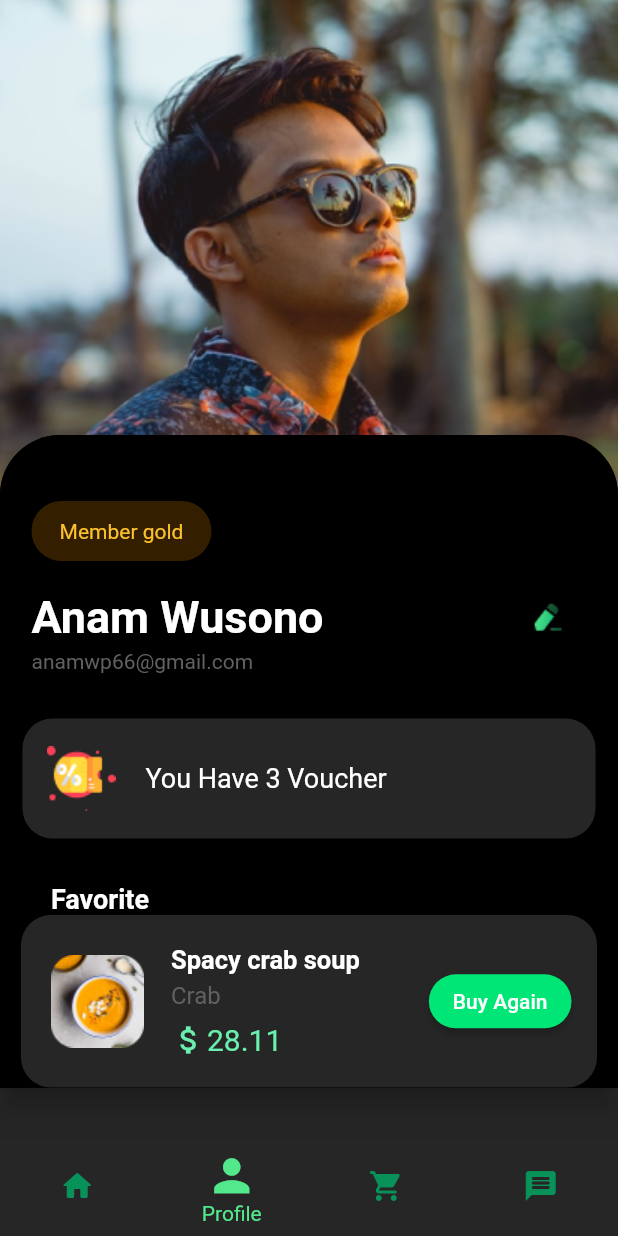
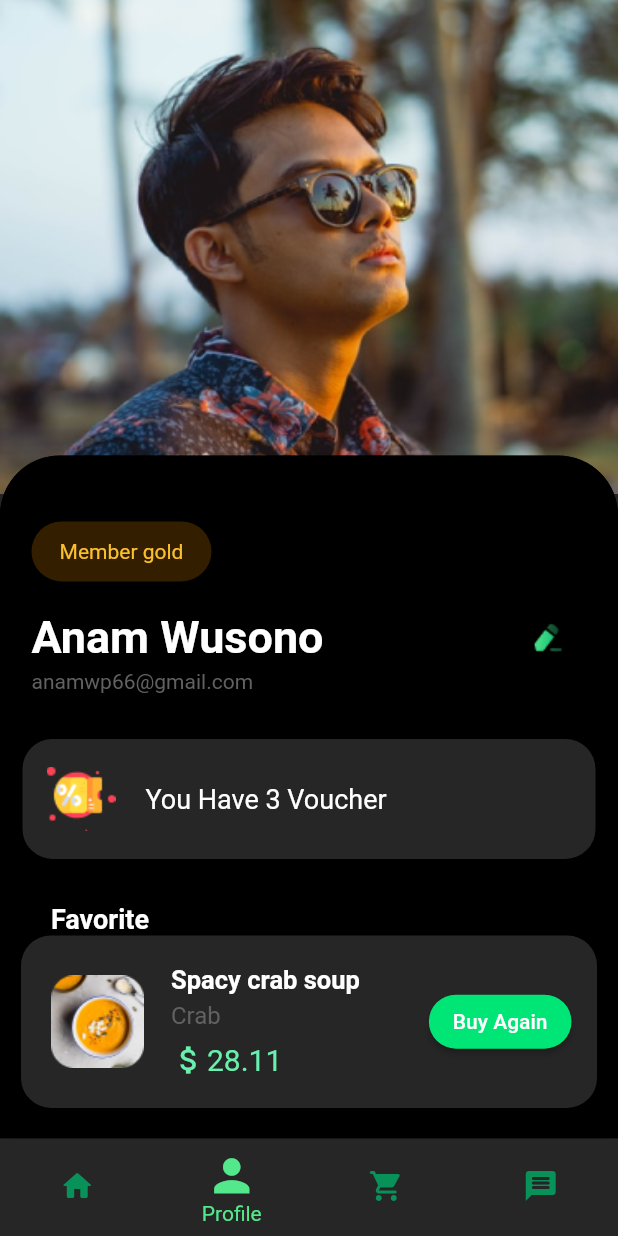
Before and after one commit to GlebBrodskiy/DeliveryApp, a Flutter app: the screen it shows after launch, item 2 of the bottom bar chosen, on a phone screen of 412 x 824 dp. Run offline on Flutter 3.47's test engine with Material 2 defaults, Android fonts, the phone set to English and light mode, and no system bars; drawn by our look-alikes of sliding_sheet.

Commit message:
Final update

```diff
--- a/lib/screens/Cart.dart
+++ b/lib/screens/Cart.dart
@@ -57,7 +57,6 @@ class _CartState extends State<Cart> {
                       child: SizedBox(
                         height: 110,
                         width: MediaQuery.of(context).size.width,
-                        child: Expanded(
                         child: Card(
                           color: Colors.white.withOpacity(0.150),
                           shape: RoundedRectangleBorder(
@@ -208,7 +207,6 @@ class _CartState extends State<Cart> {
                           ),
                         ),
                       ),
-                      ),
                     );
                   }),
             ),
--- a/lib/screens/Chat.dart
+++ b/lib/screens/Chat.dart
@@ -2,6 +2,7 @@
 import 'package:flutter/material.dart';
 
 class Chat extends StatelessWidget {
+  final int testing = 2;
   const Chat({Key? key}) : super(key: key);
 
   @override
@@ -32,7 +33,7 @@ class Chat extends StatelessWidget {
                 _buildChat('Valya Grusheva', 'DataBase was reloaded!',context),
                 _buildChat('Artem Lebedev', 'New design is ready',context),
                 _buildChat('Антонина Собачкина', 'Забери зарплату',context),
-                _buildChat('Лариса Крысина', 'У тебя завтра митинг?',context),
+                _buildChat('Лариса Крысина', 'У тебя завтра митинг? ',context),
 
               ],
             ),
--- a/lib/screens/Profile.dart
+++ b/lib/screens/Profile.dart
@@ -24,13 +24,13 @@ class _ProfileState extends State<Profile> {
 
   String? profileName;
 
-  void _rename(value) {
-    setState(() {
-      profileName = value;
-      print(profileName);
-      print(value);
-    });
-  }
+  // void _rename(value) {
+  //   setState(() {
+  //     profileName = value;
+  //     print(profileName);
+  //     print(value);
+  //   });
+  // }
 
   @override
   Widget build(BuildContext context) {
@@ -38,12 +38,10 @@ class _ProfileState extends State<Profile> {
       backgroundColor: Colors.white.withOpacity(0.150),
       body: Column(
         children: [
-          Stack(children: [
-            _buildProfileImage(),
-            Container(
-              width: MediaQuery.of(context).size.width,
-              height: MediaQuery.of(context).size.height * 0.88,
-              child: SlidingSheet(
+          Expanded(
+            child: Stack(children: [
+              _buildProfileImage(),
+              SlidingSheet(
                 color: Colors.black,
                 backdropColor: Colors.transparent,
                 elevation: 8,
@@ -51,7 +49,7 @@ class _ProfileState extends State<Profile> {
                 snapSpec: const SnapSpec(
                   snap: true,
                   snappings: [0.6, 0.9],
-                  positioning: SnapPositioning.relativeToAvailableSpace,
+                  // positioning: SnapPositioning.relativeToAvailableSpace,
                 ),
                 builder: (context, state) {
                   return Container(
@@ -94,18 +92,16 @@ class _ProfileState extends State<Profile> {
                           ),
                           Padding(
                             padding: const EdgeInsets.symmetric(horizontal: 14),
-                            child: Expanded(
-
-                                child: _buildFavotiteFood()),
+                            child: _buildFavoriteFood(),
                           )
                         ],
                       ),
                     ),
                   );
                 },
-              ),
-            )
-          ]),
+              )
+            ]),
+          ),
         ],
       ),
     );
@@ -268,7 +264,7 @@ class _ProfileState extends State<Profile> {
     );
   }
 
-  Widget _buildFavotiteFood() {
+  Widget _buildFavoriteFood() {
     return ListView.builder(
       shrinkWrap: true,
       itemCount: foodMenu.length,
--- a/pubspec.yaml
+++ b/pubspec.yaml
@@ -32,9 +32,13 @@ dependencies:
   flutter_svg: ^0.22.0
   sliding_sheet: ^0.5.0
 
+
+
 dev_dependencies:
   flutter_test:
     sdk: flutter
+  test: ^1.16.8
+
 
 # For information on the generic Dart part of this file, see the
 # following page: https://dart.dev/tools/pub/pubspec
```
Also changed, not shown: lib/screens/Main.dart (+12 -12 lines), pubspec.lock, 2 other files. Lines whose indentation alone changed are shown as unchanged.
